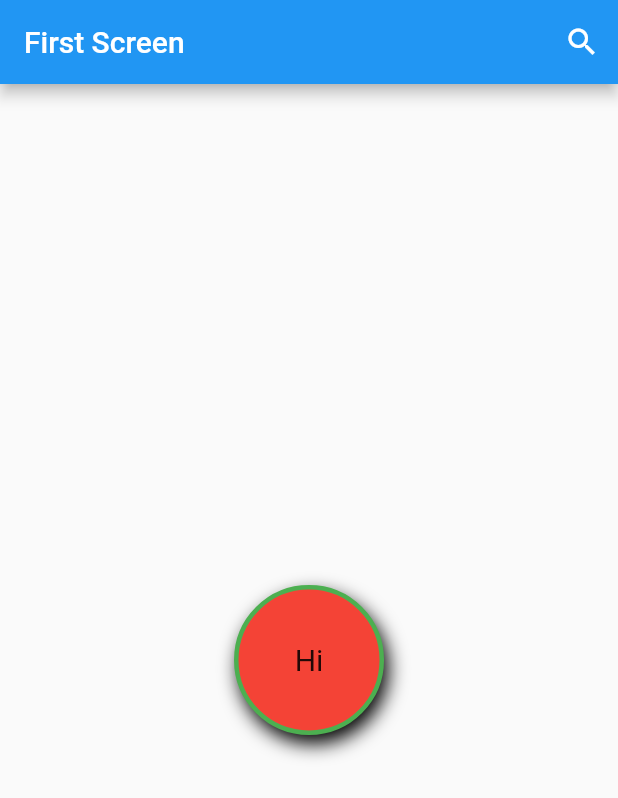
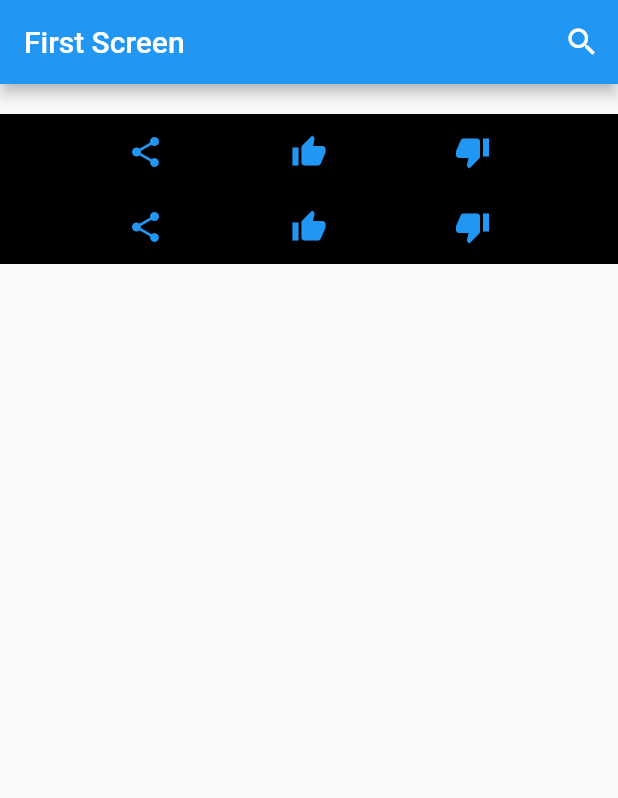
Before and after one commit to Rifqips/BelajarMembuatAplikasiFlutteruntukPemula, a Flutter app: the screen it shows after launch, on a phone screen of 412 x 824 dp. Shown: the top 798 px of the screen. Run offline on Flutter 3.47's test engine with Material 2 defaults, Android fonts, the phone set to English and light mode, and no system bars.

Commit message:
refactor
exercise row dan column

```diff
--- a/lib/main.dart
+++ b/lib/main.dart
@@ -30,34 +30,49 @@ class MyHomePage extends StatelessWidget {
           ),
         ],
       ),
-        body: Center(
-          child: Container(
+      body: Container(
         height: 100,
-            width: 100,
-            decoration: BoxDecoration(
-              color: Colors.red,
-              shape: BoxShape.circle,
-              boxShadow: const [
-                BoxShadow(
         color: Colors.black,
-                  offset: Offset(3, 6),
-                  blurRadius: 10,
-                )
+        margin: const EdgeInsets.only(top: 20),
+        child: const Column(
+            mainAxisAlignment: MainAxisAlignment.spaceAround,
+            children: <Widget>[
+              Row(
+                mainAxisAlignment: MainAxisAlignment.spaceEvenly,
+                children: <Widget>[
+                  Icon(
+                    Icons.share,
+                    color: Colors.blue,
+                  ),
+                  Icon(
+                    Icons.thumb_up,
+                    color: Colors.blue,
+                  ),
+                  Icon(
+                    Icons.thumb_down,
+                    color: Colors.blue,
+                  ),
                 ],
-              border: Border.all(
-                color: Colors.green,
-                width: 3,
               ),
+              Row(
+                mainAxisAlignment: MainAxisAlignment.spaceEvenly,
+                children: <Widget>[
+                  Icon(
+                    Icons.share,
+                    color: Colors.blue,
                   ),
-            child: const Center(
-              child: Text(
-                'Hi',
-                style: TextStyle(
-                  fontSize: 20,
+                  Icon(
+                    Icons.thumb_up,
+                    color: Colors.blue,
                   ),
+                  Icon(
+                    Icons.thumb_down,
+                    color: Colors.blue,
                   ),
+                ],
               ),
+            ]),
       ),
-        ));
+    );
   }
 }
```
Lines whose indentation alone changed are shown as unchanged.
